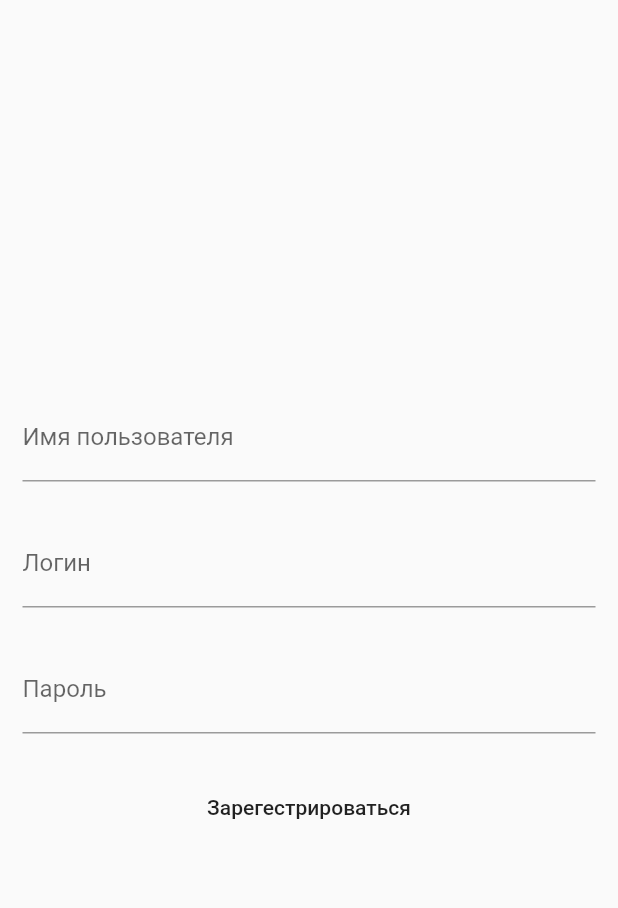
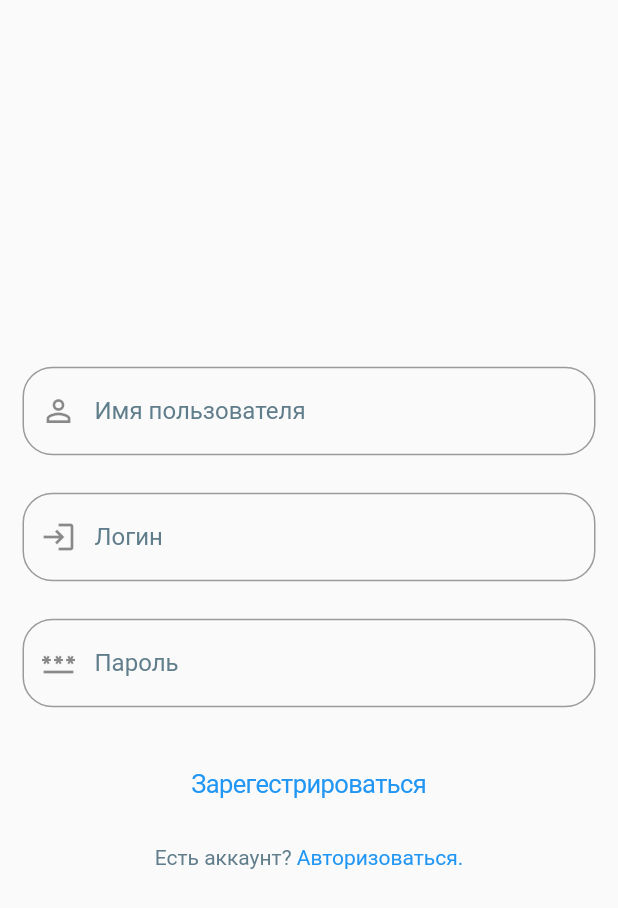
Before and after one commit to Ronnybest/only_pay, a Flutter app: the screen it shows after launch, on a phone screen of 412 x 824 dp. Shown: the top 908 px of the screen. Run offline on Flutter 3.47's test engine with Material 2 defaults, Android fonts, the phone set to English and light mode, and no system bars; missing offline and left inert: dbcrypt, mongo_dart.

Commit message:
complete reg

```diff
--- a/lib/main.dart
+++ b/lib/main.dart
@@ -1,5 +1,6 @@
 import 'package:flutter/material.dart';
 import 'package:only_pay/screens/registration.dart';
+import 'package:flutter/services.dart';
 
 void main() {
   runApp(const MyApp());
@@ -12,6 +13,7 @@ class MyApp extends StatelessWidget {
   @override
   Widget build(BuildContext context) {
     return MaterialApp(
+      debugShowCheckedModeBanner: false,
       home: Registration(),
     );
   }
--- a/lib/models/mongodbmodels.dart
+++ b/lib/models/mongodbmodels.dart
@@ -17,7 +17,8 @@ class MongoDbModel {
     required this.username,
     required this.login,
     required this.password,
-    required this.createTime,
+    required this.createdAt,
+    required this.updatedAt,
     required this.v,
   });
 
@@ -25,8 +26,8 @@ class MongoDbModel {
   String username;
   String login;
   String password;
-  DateTime createTime;
-  //DateTime updatedTime;
+  DateTime createdAt;
+  DateTime updatedAt;
   int v;
 
   factory MongoDbModel.fromJson(Map<String, dynamic> json) => MongoDbModel(
@@ -34,8 +35,9 @@ class MongoDbModel {
         username: json["username"],
         login: json["login"],
         password: json["password"],
-        createTime: json["createTime"],
-        v: json["v"],
+        createdAt: json["createdAt"],
+        updatedAt: json["updatedAt"],
+        v: json["__v"],
       );
 
   Map<String, dynamic> toJson() => {
@@ -43,7 +45,8 @@ class MongoDbModel {
         "username": username,
         "login": login,
         "password": password,
-        "createTime": createTime,
-        "v": v,
+        "createAt": createdAt,
+        "updatedAt": updatedAt,
+        "__v": v,
       };
 }
--- a/lib/screens/registration.dart
+++ b/lib/screens/registration.dart
@@ -1,15 +1,16 @@
 import 'package:flutter/cupertino.dart';
+import 'package:flutter/gestures.dart';
 import 'package:flutter/material.dart';
-import 'package:mongo_dart/mongo_dart.dart' as M;
+import 'package:mongo_dart/mongo_dart.dart' as m;
 import 'package:only_pay/models/mongodbmodels.dart';
-
 import 'package:only_pay/mongodbconnect.dart';
-
+import 'package:dbcrypt/dbcrypt.dart';
 import '../constant/constants.dart';
+import '../screens/auth.dart';
 
 class Registration extends StatelessWidget {
   var collections;
-  Future<M.DbCollection> connection() async {
+  Future<m.DbCollection> connection() async {
     var db = await MongoDB.connect();
     collections = db.collection(COLLECTION_NAME);
     return collections;
@@ -23,13 +24,15 @@ class Registration extends StatelessWidget {
     if (userNameController.text.isNotEmpty &&
         loginController.text.isNotEmpty &&
         passwordController.text.isNotEmpty) {
-      var _id = M.ObjectId();
+      var _id = m.ObjectId();
       final data = MongoDbModel(
         id: _id,
         username: userNameController.text,
         login: loginController.text,
-        password: passwordController.text,
-        createTime: DateTime.now(),
+        password:
+            DBCrypt().hashpw(passwordController.text, DBCrypt().gensalt()),
+        createdAt: DateTime.now(),
+        updatedAt: DateTime.now(),
         v: 0,
       );
       var result = await MongoDB.insert(data, collections);
@@ -38,7 +41,7 @@ class Registration extends StatelessWidget {
       _clearAll();
     } else {
       ScaffoldMessenger.of(context)
-          .showSnackBar(SnackBar(content: Text('Заполните все поля!')));
+          .showSnackBar(const SnackBar(content: Text('Заполните все поля!')));
     }
   }
 
@@ -54,8 +57,7 @@ class Registration extends StatelessWidget {
       future: connection(),
       builder: ((context, snapshot) {
         if (snapshot.hasData) {
-          return SafeArea(
-            child: Scaffold(
+          return Scaffold(
             body: Padding(
               padding: const EdgeInsets.symmetric(horizontal: 15),
               child: Column(
@@ -63,34 +65,88 @@ class Registration extends StatelessWidget {
                 children: [
                   TextField(
                     controller: userNameController,
-                      decoration:
-                          const InputDecoration(labelText: 'Имя пользователя'),
+                    decoration: const InputDecoration(
+                      prefixIcon: Icon(Icons.person_outline),
+                      labelText: 'Имя пользователя',
+                      fillColor: Colors.blueGrey,
+                      labelStyle: TextStyle(color: Colors.blueGrey),
+                      border: OutlineInputBorder(
+                        borderRadius: BorderRadius.all(
+                          Radius.circular(20),
+                        ),
+                      ),
+                      filled: false,
+                    ),
                   ),
                   const SizedBox(
                     height: 25,
                   ),
                   TextField(
                     controller: loginController,
-                        decoration: const InputDecoration(labelText: 'Логин')),
+                    decoration: const InputDecoration(
+                      prefixIcon: Icon(Icons.login),
+                      labelText: 'Логин',
+                      fillColor: Colors.blueGrey,
+                      labelStyle: TextStyle(color: Colors.blueGrey),
+                      border: OutlineInputBorder(
+                        borderRadius: BorderRadius.all(
+                          Radius.circular(20),
+                        ),
+                      ),
+                      filled: false,
+                    ),
+                  ),
                   const SizedBox(
                     height: 25,
                   ),
                   TextField(
                     controller: passwordController,
-                        decoration: const InputDecoration(labelText: 'Пароль')),
+                    obscureText: true,
+                    decoration: const InputDecoration(
+                      prefixIcon: Icon(Icons.password),
+                      labelText: 'Пароль',
+                      fillColor: Colors.blueGrey,
+                      labelStyle: TextStyle(color: Colors.blueGrey),
+                      border: OutlineInputBorder(
+                        borderRadius: BorderRadius.all(
+                          Radius.circular(20),
+                        ),
+                      ),
+                      filled: false,
+                    ),
+                  ),
                   const SizedBox(
                     height: 25,
                   ),
-                    MaterialButton(
+                  CupertinoButton(
                     onPressed: (() => insertData(
                         userNameController.text,
                         loginController.text,
                         passwordController.text,
                         context)),
                     child: const Text('Зарегестрироваться'),
-                    )
+                  ),
+                  const SizedBox(
+                    height: 15,
+                  ),
+                  RichText(
+                    text: TextSpan(children: <TextSpan>[
+                      const TextSpan(
+                          text: "Есть аккаунт? ",
+                          style: TextStyle(color: Colors.blueGrey)),
+                      TextSpan(
+                          text: "Авторизоваться.",
+                          style: TextStyle(color: Colors.blue),
+                          recognizer: TapGestureRecognizer()
+                            ..onTap = () {
+                              Navigator.push(
+                                  context,
+                                  MaterialPageRoute(
+                                      builder: (context) => Auth()));
+                            }),
+                    ]),
+                  ),
                 ],
-                ),
               ),
             ),
           );
--- a/pubspec.yaml
+++ b/pubspec.yaml
@@ -37,6 +37,9 @@ dependencies:
   # Use with the CupertinoIcons class for iOS style icons.
   cupertino_icons: ^1.0.2
   mongo_dart: ^0.7.4+1
+  dbcrypt: ^2.0.0
+  textfields: ^0.0.3
+  font_awesome_flutter: ^10.2.1
 
 dev_dependencies:
   flutter_test:
```
Also changed, not shown: lib/screens/auth.dart (added, +51 -0 lines), pubspec.lock. Lines whose indentation alone changed are shown as unchanged.
